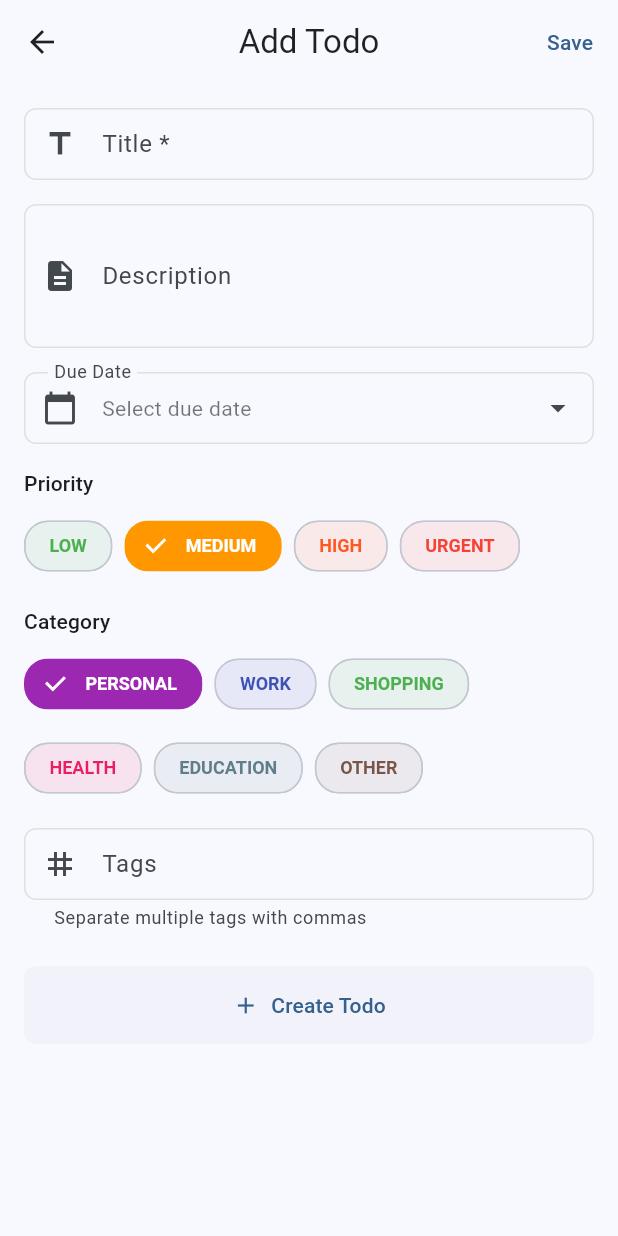
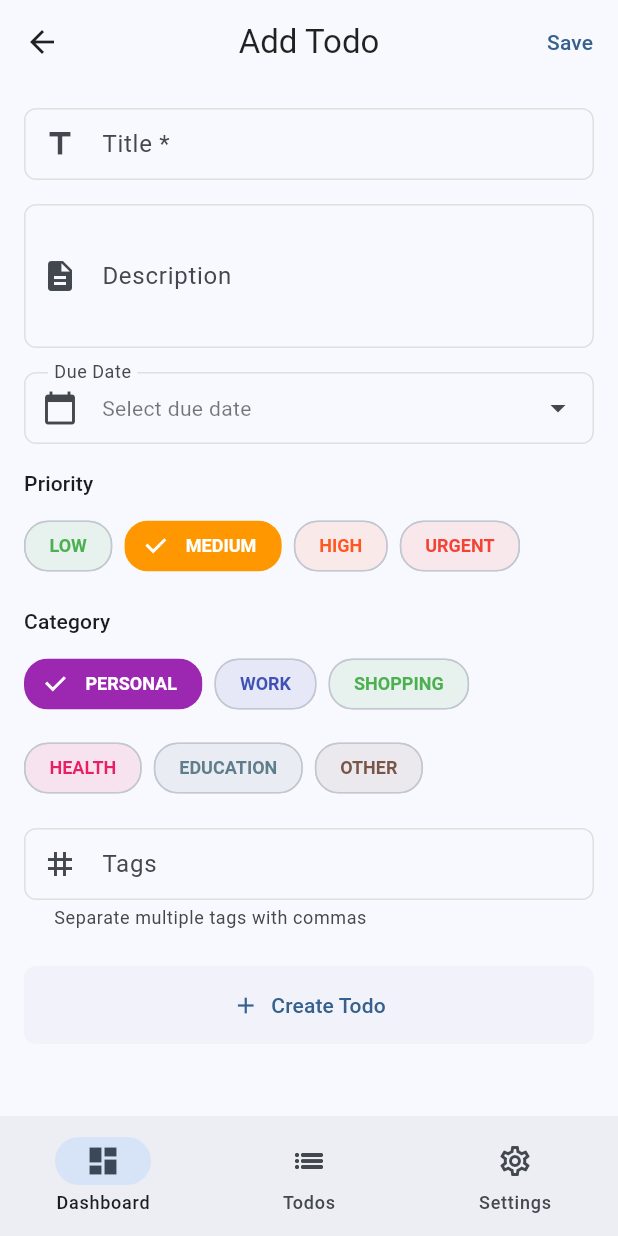
Before and after one commit to Nahid-web/todo_bloc, a Flutter app: the screen it shows once a user with an empty profile is signed in, after a tap on the "add" icon, on a phone screen of 412 x 824 dp. Run offline on Flutter 3.47's test engine with Material 3 defaults, Android fonts, the phone set to English and light mode, and no system bars; drawn by our look-alikes of flutter_form_builder; our stand-ins replace cloud_firestore, dartz, equatable, firebase_auth, firebase_core, firebase_storage and 7 more; accounts and stored records are empty.

Commit message:
feat(router): migrate navigation to go_router for better routing management
- Replace Navigator with go_router for declarative routing
- Add authentication-aware routing with redirect logic
- Implement shell routing for main navigation structure
- Update all navigation calls to use go_router context methods
- Remove legacy AppWrapper component

```diff
--- /dev/null
+++ b/lib/core/router/app_router.dart
@@ -0,0 +1,68 @@
+import 'package:firebase_auth/firebase_auth.dart';
+import 'package:flutter/material.dart';
+import 'package:go_router/go_router.dart';
+import 'package:flutter/foundation.dart'; // For ValueNotifier
+
+import '../../../features/auth/presentation/pages/auth_page.dart';
+import '../../../features/dashboard/presentation/pages/dashboard_page.dart';
+import '../../../features/navigation/presentation/pages/main_navigation_page.dart';
+import '../../../features/settings/presentation/pages/settings_page.dart';
+import '../../../features/todo/presentation/pages/todo_list_page.dart';
+import '../../../features/todo/presentation/pages/add_edit_todo_page.dart';
+import '../../../features/todo/presentation/pages/todo_detail_page.dart';
+
+GoRouter createAppRouter(ValueNotifier<User?> authNotifier) {
+  return GoRouter(
+    initialLocation: '/',
+    refreshListenable: authNotifier,
+    redirect: (context, state) {
+      final isLoggedIn = authNotifier.value != null;
+      final goingToLogin = state.matchedLocation == '/login';
+
+      if (!isLoggedIn && !goingToLogin) {
+        return '/login';
+      }
+      if (isLoggedIn && goingToLogin) {
+        return '/';
+      }
+      return null;
+    },
+    routes: [
+      GoRoute(
+        path: '/login',
+        builder: (context, state) => const AuthPage(),
+      ),
+      ShellRoute(
+        builder: (context, state, child) => MainNavigationPage(child: child),
+        routes: [
+          GoRoute(
+            path: '/',
+            builder: (context, state) => const DashboardPage(),
+          ),
+          GoRoute(
+            path: '/todos',
+            builder: (context, state) => const TodoListPage(),
+            routes: [
+              GoRoute(
+                path: 'add',
+                builder: (context, state) => const AddEditTodoPage(),
+              ),
+              GoRoute(
+                path: 'edit/:todoId',
+                builder: (context, state) => AddEditTodoPage(todoId: state.pathParameters['todoId']!),
+              ),
+              GoRoute(
+                path: 'detail/:todoId',
+                builder: (context, state) => TodoDetailPage(todoId: state.pathParameters['todoId']!),
+              ),
+            ],
+          ),
+          GoRoute(
+            path: '/settings',
+            builder: (context, state) => const SettingsPage(),
+          ),
+        ],
+      ),
+    ],
+  );
+}
--- a/lib/features/auth/presentation/pages/app_wrapper.dart
+++ /dev/null
@@ -1,35 +0,0 @@
-import 'package:flutter/material.dart';
-import 'package:flutter_bloc/flutter_bloc.dart';
-
-import '../../../../core/di/injection_container.dart';
-import '../../../../shared/widgets/loading_widget.dart';
-import '../../../navigation/presentation/pages/main_navigation_page.dart';
-import '../bloc/auth_bloc.dart';
-import '../bloc/auth_event.dart';
-import '../bloc/auth_state.dart';
-import 'auth_page.dart';
-
-class AppWrapper extends StatelessWidget {
-  const AppWrapper({super.key});
-
-  @override
-  Widget build(BuildContext context) {
-    return BlocProvider(
-      create: (_) => sl<AuthBloc>()..add(AuthStarted()),
-      child: BlocBuilder<AuthBloc, AuthState>(
-        builder: (context, state) {
-          if (state is AuthLoading || state is AuthInitial) {
-            return const Scaffold(body: LoadingWidget());
-          } else if (state is AuthAuthenticated) {
-            return BlocProvider.value(
-              value: context.read<AuthBloc>(),
-              child: const MainNavigationPage(),
-            );
-          } else {
-            return const AuthPage();
-          }
-        },
-      ),
-    );
-  }
-}
--- a/lib/features/navigation/presentation/pages/main_navigation_page.dart
+++ b/lib/features/navigation/presentation/pages/main_navigation_page.dart
@@ -3,23 +3,18 @@ import 'package:flutter/material.dart';
 import '../../../dashboard/presentation/pages/dashboard_page.dart';
 import '../../../settings/presentation/pages/settings_page.dart';
 import '../../../todo/presentation/pages/todo_list_page.dart';
+import 'package:go_router/go_router.dart';
 
 class MainNavigationPage extends StatefulWidget {
-  const MainNavigationPage({super.key});
+  final Widget child;
+
+  const MainNavigationPage({super.key, required this.child});
 
   @override
   State<MainNavigationPage> createState() => _MainNavigationPageState();
 }
 
 class _MainNavigationPageState extends State<MainNavigationPage> {
-  int _currentIndex = 0;
-
-  final List<Widget> _pages = [
-    const DashboardPage(),
-    const TodoListPage(),
-    const SettingsPage(),
-  ];
-
   final List<NavigationDestination> _destinations = [
     const NavigationDestination(
       icon: Icon(Icons.dashboard_outlined),
@@ -40,20 +35,37 @@ class _MainNavigationPageState extends State<MainNavigationPage> {
 
   @override
   Widget build(BuildContext context) {
+    final currentIndex = _getCurrentIndex(context);
+
     return Scaffold(
-      body: IndexedStack(
-        index: _currentIndex,
-        children: _pages,
-      ),
+      body: widget.child,
       bottomNavigationBar: NavigationBar(
-        selectedIndex: _currentIndex,
-        onDestinationSelected: (index) {
-          setState(() {
-            _currentIndex = index;
-          });
-        },
+        selectedIndex: currentIndex,
+        onDestinationSelected: (index) => _onItemSelected(context, index),
         destinations: _destinations,
       ),
     );
   }
+
+  int _getCurrentIndex(BuildContext context) {
+    final location = GoRouterState.of(context).matchedLocation;
+
+    if (location.startsWith('/todos')) return 1;
+    if (location.startsWith('/settings')) return 2;
+    return 0;
+  }
+
+  void _onItemSelected(BuildContext context, int index) {
+    switch (index) {
+      case 0:
+        context.go('/');
+        break;
+      case 1:
+        context.go('/todos');
+        break;
+      case 2:
+        context.go('/settings');
+        break;
+    }
+  }
 }
--- a/lib/features/todo/presentation/pages/add_edit_todo_page.dart
+++ b/lib/features/todo/presentation/pages/add_edit_todo_page.dart
@@ -3,6 +3,7 @@ import 'package:flutter_bloc/flutter_bloc.dart';
 import 'package:flutter_form_builder/flutter_form_builder.dart';
 import 'package:form_builder_validators/form_builder_validators.dart';
 import 'package:intl/intl.dart';
+import 'package:go_router/go_router.dart';
 
 import '../../../../core/di/injection_container.dart';
 import '../../../../core/theme/app_theme.dart';
@@ -96,7 +97,7 @@ class _AddEditTodoViewState extends State<AddEditTodoView> {
                 ),
               ),
             );
-            Navigator.of(context).pop(true);
+            context.pop(true);
           } else if (state is TodoFormError) {
             ScaffoldMessenger.of(context).showSnackBar(
               SnackBar(
--- a/lib/features/todo/presentation/pages/todo_detail_page.dart
+++ b/lib/features/todo/presentation/pages/todo_detail_page.dart
@@ -1,6 +1,7 @@
 import 'package:flutter/material.dart';
 import 'package:flutter_bloc/flutter_bloc.dart';
 import 'package:intl/intl.dart';
+import 'package:go_router/go_router.dart';
 
 import '../../../../core/di/injection_container.dart';
 import '../../../../shared/widgets/loading_widget.dart';
@@ -84,7 +85,7 @@ class TodoDetailView extends StatelessWidget {
                 content: Text('Todo "${state.deletedTodo.title}" deleted'),
               ),
             );
-            Navigator.of(context).pop(true);
+            context.pop(true);
           } else if (state is TodoDetailError) {
             ScaffoldMessenger.of(context).showSnackBar(
               SnackBar(
@@ -247,9 +248,7 @@ class TodoDetailView extends StatelessWidget {
   }
 
   void _navigateToEdit(BuildContext context, String todoId) async {
-    final result = await Navigator.of(
-      context,
-    ).push(MaterialPageRoute(builder: (_) => AddEditTodoPage(todoId: todoId)));
+    final result = await context.push('/todos/edit/$todoId');
     if (result == true && context.mounted) {
       context.read<TodoDetailBloc>().add(LoadTodoDetail(todoId));
     }
--- a/lib/features/todo/presentation/pages/todo_list_page.dart
+++ b/lib/features/todo/presentation/pages/todo_list_page.dart
@@ -11,6 +11,7 @@ import '../bloc/todo_list/todo_list_state.dart';
 import '../widgets/todo_item.dart';
 import 'add_edit_todo_page.dart';
 import 'todo_detail_page.dart';
+import 'package:go_router/go_router.dart';
 
 class TodoListPage extends StatelessWidget {
   const TodoListPage({super.key});
@@ -148,11 +149,7 @@ class _TodoListViewState extends State<TodoListView> {
                   return TodoItem(
                     todo: todo,
                     onTap: () {
-                      Navigator.of(context).push(
-                        MaterialPageRoute(
-                          builder: (_) => TodoDetailPage(todoId: todo.id),
-                        ),
-                      );
+                      context.push('/todos/detail/${todo.id}');
                     },
                     onToggle: () {
                       context.read<TodoListBloc>().add(
@@ -175,9 +172,7 @@ class _TodoListViewState extends State<TodoListView> {
       ),
       floatingActionButton: FloatingActionButton(
         onPressed: () async {
-          final result = await Navigator.of(
-            context,
-          ).push(MaterialPageRoute(builder: (_) => const AddEditTodoPage()));
+          final result = await context.push('/todos/add');
           if (result == true && context.mounted) {
             context.read<TodoListBloc>().add(RefreshTodos());
           }
--- a/lib/main.dart
+++ b/lib/main.dart
@@ -1,27 +1,36 @@
+import 'package:firebase_auth/firebase_auth.dart';
 import 'package:firebase_core/firebase_core.dart';
+import 'package:flutter/foundation.dart';
 import 'package:flutter/material.dart';
 import 'package:flutter_bloc/flutter_bloc.dart';
 import 'package:todo_bloc/firebase_options.dart';
 
 import 'core/di/injection_container.dart' as di;
+import 'core/router/app_router.dart';
 import 'core/theme/app_theme.dart';
-import 'features/auth/presentation/pages/app_wrapper.dart';
 import 'features/settings/presentation/bloc/theme_bloc.dart';
 
 void main() async {
   WidgetsFlutterBinding.ensureInitialized();
 
-  // Initialize Firebase (using emulator for development)
+  // Initialize Firebase
   await Firebase.initializeApp(options: DefaultFirebaseOptions.currentPlatform);
 
   // Initialize dependency injection
   await di.init();
 
-  runApp(const MyApp());
+  final authNotifier = ValueNotifier<User?>(null);
+  FirebaseAuth.instance.authStateChanges().listen((user) {
+    authNotifier.value = user;
+  });
+
+  runApp(MyApp(authNotifier: authNotifier));
 }
 
 class MyApp extends StatelessWidget {
-  const MyApp({super.key});
+  final ValueNotifier<User?> authNotifier;
+
+  const MyApp({super.key, required this.authNotifier});
 
   @override
   Widget build(BuildContext context) {
@@ -29,13 +38,13 @@ class MyApp extends StatelessWidget {
       create: (_) => di.sl<ThemeBloc>(),
       child: BlocBuilder<ThemeBloc, ThemeState>(
         builder: (context, state) {
-          return MaterialApp(
+          return MaterialApp.router(
             title: 'Todo BLoC',
             theme: AppTheme.lightTheme,
             darkTheme: AppTheme.darkTheme,
             themeMode: state.themeMode,
-            home: const AppWrapper(),
             debugShowCheckedModeBanner: false,
+            routerConfig: createAppRouter(authNotifier),
           );
         },
       ),
--- a/pubspec.yaml
+++ b/pubspec.yaml
@@ -74,6 +74,7 @@ dependencies:
 
   # Network
   internet_connection_checker: ^3.0.1
+  go_router: ^17.0.0
 
 dev_dependencies:
   flutter_test:
```
Also changed, not shown: pubspec.lock.
